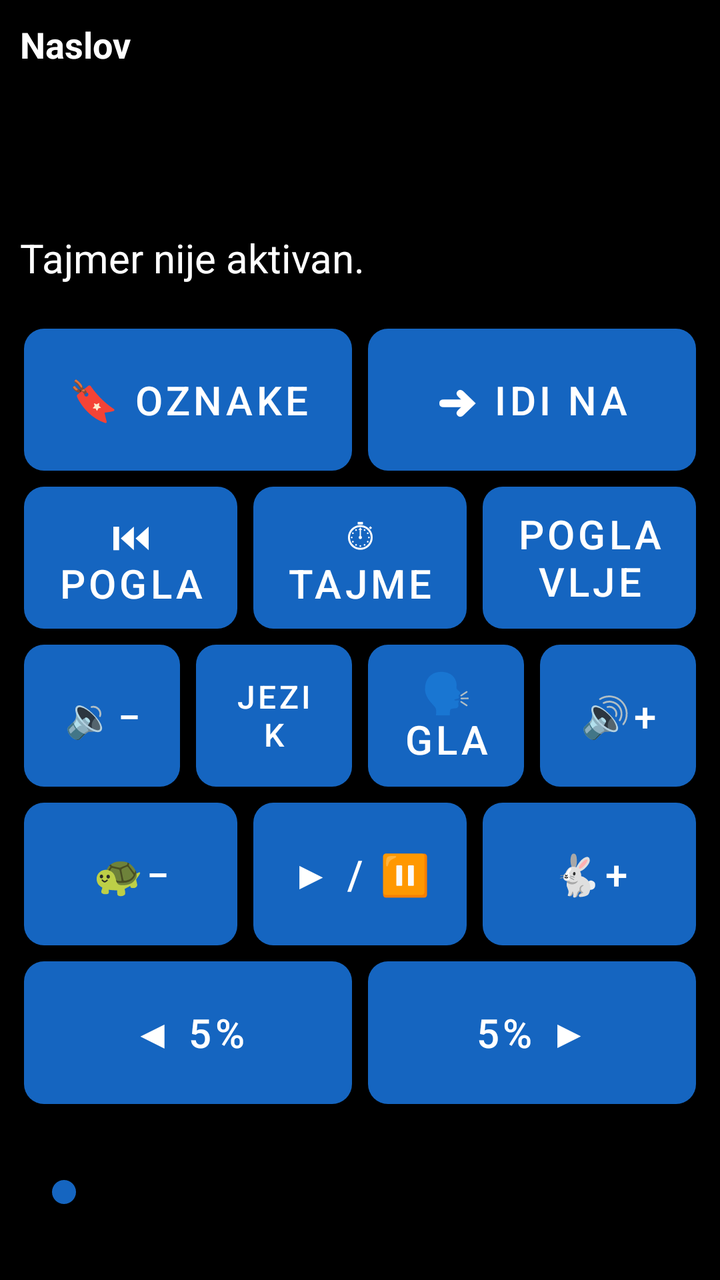
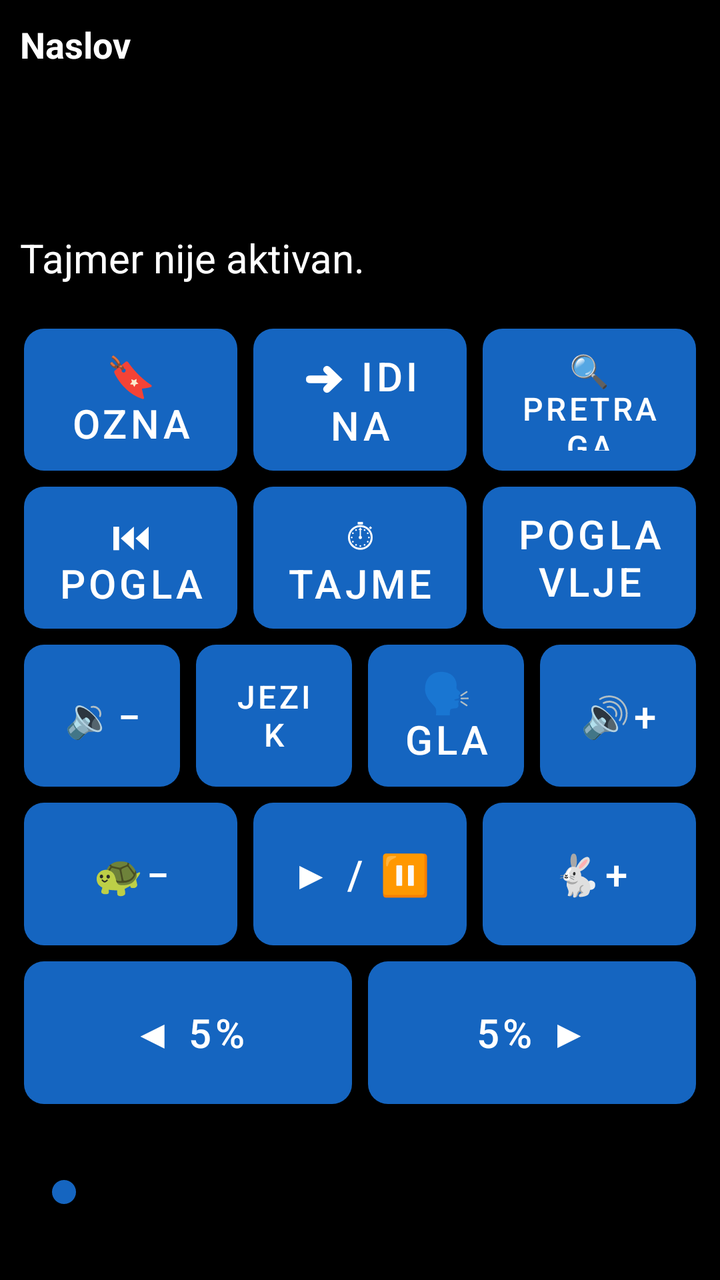

The first picture is an Android layout as it rendered before a commit; the second is the same layout after the commit. The layout source and the unified diff follow.
<!-- AndroidManifest.xml: application theme Theme.RecPoRec -->
<!-- res/layout/activity_reader.xml -->
<?xml version="1.0" encoding="utf-8"?>
<LinearLayout xmlns:android="http://schemas.android.com/apk/res/android"
    android:layout_width="match_parent"
    android:layout_height="match_parent"
    android:orientation="vertical"
    android:fitsSystemWindows="true"
    android:background="@color/background">

    
    <LinearLayout
        android:layout_width="match_parent"
        android:layout_height="wrap_content"
        android:orientation="vertical"
        android:padding="10dp">

        <TextView
            android:id="@+id/textDocTitle"
            android:layout_width="match_parent"
            android:layout_height="wrap_content"
            android:textSize="18sp"
            android:textStyle="bold"
            android:textColor="@color/text_primary"
            android:maxLines="1"
            android:ellipsize="end"
            android:text="Naslov" />

        <TextView
            android:id="@+id/textPages"
            android:layout_width="match_parent"
            android:layout_height="wrap_content"
            android:textSize="20sp"
            android:textColor="@color/text_primary"
            android:accessibilityLiveRegion="polite" />

        <TextView
            android:id="@+id/textElapsed"
            android:layout_width="match_parent"
            android:layout_height="wrap_content"
            android:textSize="20sp"
            android:textColor="@color/text_primary" />

        <TextView
            android:id="@+id/textRemaining"
            android:layout_width="match_parent"
            android:layout_height="wrap_content"
            android:textSize="20sp"
            android:textColor="@color/text_primary" />

        <TextView
            android:id="@+id/textTimerStatus"
            android:layout_width="match_parent"
            android:layout_height="wrap_content"
            android:textSize="20sp"
            android:textColor="@color/text_primary"
            android:text="Tajmer nije aktivan." />
    </LinearLayout>

    
    <LinearLayout
        android:layout_width="match_parent"
        android:layout_height="0dp"
        android:layout_weight="1"
        android:orientation="vertical"
        android:padding="8dp">

        
        <LinearLayout
            android:layout_width="match_parent"
            android:layout_height="0dp"
            android:layout_weight="1"
            android:orientation="horizontal">

            <Button android:id="@+id/btnBookmarks" style="@style/KeyButton"
                android:backgroundTint="@color/btn_goto_page"
                android:contentDescription="Oznake - dodaj, ukloni ili ukloni sve oznake u ovom dokumentu"
                android:text="🔖 Oznake" />

            <Button android:id="@+id/btnGoTo" style="@style/KeyButton"
                android:backgroundTint="@color/btn_goto_page"
                android:contentDescription="Idi na stranicu, minut ili oznaku"
                android:text="➜ Idi na" />
        </LinearLayout>

        
        <LinearLayout
            android:layout_width="match_parent"
            android:layout_height="0dp"
            android:layout_weight="1"
            android:orientation="horizontal">

            <Button android:id="@+id/btnPrevChapter" style="@style/KeyButton"
                android:backgroundTint="@color/btn_chapter"
                android:contentDescription="@string/btn_prev_chapter"
                android:text="⏮ Poglavlje" />

            <Button android:id="@+id/btnTimer" style="@style/KeyButton"
                android:backgroundTint="@color/btn_timer"
                android:contentDescription="@string/btn_timer"
                android:text="⏱ Tajmer" />

            <Button android:id="@+id/btnNextChapter" style="@style/KeyButton"
                android:backgroundTint="@color/btn_chapter"
                android:contentDescription="@string/btn_next_chapter"
                android:text="Poglavlje ⏭" />
        </LinearLayout>

        
        <LinearLayout
            android:layout_width="match_parent"
            android:layout_height="0dp"
            android:layout_weight="1"
            android:orientation="horizontal">

            <Button android:id="@+id/btnVolDown" style="@style/KeyButton"
                android:backgroundTint="@color/btn_volume"
                android:contentDescription="@string/btn_vol_down"
                android:text="🔉−" />

            <Button android:id="@+id/btnDocLanguage" style="@style/KeyButton"
                android:backgroundTint="@color/btn_goto_page"
                android:contentDescription="Jezik za ovaj dokument"
                android:textSize="16sp"
                android:text="Jezik" />

            <Button android:id="@+id/btnVoice" style="@style/KeyButton"
                android:backgroundTint="@color/btn_voice"
                android:contentDescription="@string/btn_voice"
                android:text="🗣 Glas" />

            <Button android:id="@+id/btnVolUp" style="@style/KeyButton"
                android:backgroundTint="@color/btn_volume"
                android:contentDescription="@string/btn_vol_up"
                android:text="🔊+" />
        </LinearLayout>

        
        <LinearLayout
            android:layout_width="match_parent"
            android:layout_height="0dp"
            android:layout_weight="1"
            android:orientation="horizontal">

            <Button android:id="@+id/btnSpeedDown" style="@style/KeyButton"
                android:backgroundTint="@color/btn_speed"
                android:contentDescription="@string/btn_speed_down"
                android:text="🐢−" />

            <Button android:id="@+id/btnPlayPause" style="@style/KeyButton"
                android:backgroundTint="@color/btn_play"
                android:contentDescription="@string/btn_play_pause"
                android:text="▶ / ⏸" />

            <Button android:id="@+id/btnSpeedUp" style="@style/KeyButton"
                android:backgroundTint="@color/btn_speed"
                android:contentDescription="@string/btn_speed_up"
                android:text="🐇+" />
        </LinearLayout>

        
        <LinearLayout
            android:layout_width="match_parent"
            android:layout_height="0dp"
            android:layout_weight="1"
            android:orientation="horizontal">

            <Button android:id="@+id/btnStepBack" style="@style/KeyButton"
                android:layout_weight="2"
                android:backgroundTint="@color/btn_page_nav"
                android:contentDescription="@string/slider_back"
                android:text="◀ 5%" />

            <Button android:id="@+id/btnStepForward" style="@style/KeyButton"
                android:layout_weight="2"
                android:backgroundTint="@color/btn_page_nav"
                android:contentDescription="@string/slider_forward"
                android:text="5% ▶" />
        </LinearLayout>

    </LinearLayout>

    
    <SeekBar
        android:id="@+id/seekProgress"
        android:layout_width="match_parent"
        android:layout_height="56dp"
        android:layout_marginStart="16dp"
        android:layout_marginEnd="16dp"
        android:layout_marginTop="4dp"
        android:layout_marginBottom="16dp"
        android:contentDescription="@string/slider_position"
        android:max="100"
        android:progressTint="@color/btn_voice"
        android:thumbTint="@color/btn_voice" />

</LinearLayout>
<!-- resources referenced by this layout -->
<resources>
  <color name="background">#000000</color>
  <color name="btn_chapter">#2E7D32</color>
  <color name="btn_goto_page">#5D4037</color>
  <color name="btn_page_nav">#AD1457</color>
  <color name="btn_play">#D84315</color>
  <color name="btn_speed">#00838F</color>
  <color name="btn_timer">#6A1B9A</color>
  <color name="btn_voice">#1565C0</color>
  <color name="btn_volume">#F9A825</color>
  <color name="text_primary">#FFFFFF</color>
  <string name="btn_next_chapter">Sledeće poglavlje</string>
  <string name="btn_play_pause">Pusti ili pauziraj čitanje</string>
  <string name="btn_prev_chapter">Prethodno poglavlje</string>
  <string name="btn_speed_down">Smanji brzinu čitanja</string>
  <string name="btn_speed_up">Povećaj brzinu čitanja</string>
  <string name="btn_timer">Tajmer za automatsku pauzu</string>
  <string name="btn_voice">Izbor glasa</string>
  <string name="btn_vol_down">Smanji jačinu zvuka</string>
  <string name="btn_vol_up">Pojačaj zvuk</string>
  <string name="slider_back">Pomeri pet posto unazad</string>
  <string name="slider_forward">Pomeri pet posto unapred</string>
  <string name="slider_position">Klizač za pomeranje kroz knjigu, pet posto po koraku</string>
  <style name="KeyButton">
          <item name="android:layout_width">0dp</item>
          <item name="android:layout_height">match_parent</item>
          <item name="android:layout_weight">1</item>
          <item name="android:layout_margin">4dp</item>
          <item name="android:textSize">20sp</item>
          <item name="android:textColor">@color/button_text</item>
          <item name="android:background">@drawable/key_button_shape</item>
          <item name="android:stateListAnimator">@null</item>
          <item name="android:elevation">0dp</item>
      </style>
  <style name="Theme.RecPoRec" parent="Theme.MaterialComponents.DayNight.NoActionBar">
          <item name="android:windowBackground">@color/background</item>
          <item name="android:textColorPrimary">@color/text_primary</item>
          <item name="colorPrimary">@color/btn_voice</item>
          <item name="colorOnPrimary">@color/button_text</item>
          <item name="alertDialogTheme">@style/RecPoRecAlertDialog</item>
          <item name="android:alertDialogTheme">@style/RecPoRecAlertDialog</item>
      </style>
  <color name="button_text">#FFFFFF</color>
  <!-- drawable key_button_shape (drawable) -->
  <?xml version="1.0" encoding="utf-8"?>
  <shape xmlns:android="http://schemas.android.com/apk/res/android"
      android:shape="rectangle">
      <corners android:radius="10dp" />
      <solid android:color="#FFFFFF" />
  </shape>
  <style name="RecPoRecAlertDialog" parent="Theme.AppCompat.DayNight.Dialog.Alert">
          <item name="android:windowBackground">@color/background</item>
          <item name="android:textColorPrimary">@color/text_primary</item>
          <item name="colorAccent">@color/btn_goto_page</item>
          <item name="android:textAppearanceMedium">@style/RecPoRecDialogText</item>
          <item name="android:textAppearanceListItem">@style/RecPoRecDialogText</item>
          <item name="android:textAppearanceListItemSmall">@style/RecPoRecDialogText</item>
          <item name="buttonBarPositiveButtonStyle">@style/RecPoRecDialogButton</item>
          <item name="buttonBarNegativeButtonStyle">@style/RecPoRecDialogButton</item>
          <item name="buttonBarNeutralButtonStyle">@style/RecPoRecDialogButton</item>
      </style>
  <style name="RecPoRecDialogText" parent="TextAppearance.AppCompat.Medium">
          <item name="android:textSize">20sp</item>
          <item name="android:textColor">@color/text_primary</item>
      </style>
  <style name="RecPoRecDialogButton" parent="Widget.AppCompat.Button.ButtonBar.AlertDialog">
          <item name="android:textSize">18sp</item>
          <item name="android:textColor">@color/btn_goto_page</item>
          <item name="android:textStyle">bold</item>
      </style>
</resources>

<!-- the commit's change to res/layout/activity_reader.xml (unified diff, before → after) -->
@@ -79,6 +79,12 @@
                 android:backgroundTint="@color/btn_goto_page"
                 android:contentDescription="Idi na stranicu, minut ili oznaku"
                 android:text="➜ Idi na" />
+
+            <Button android:id="@+id/btnSearchText" style="@style/KeyButton"
+                android:backgroundTint="@color/btn_goto_page"
+                android:contentDescription="Pretraži tekst dokumenta"
+                android:textSize="16sp"
+                android:text="🔍 Pretraga" />
         </LinearLayout>
 
         
